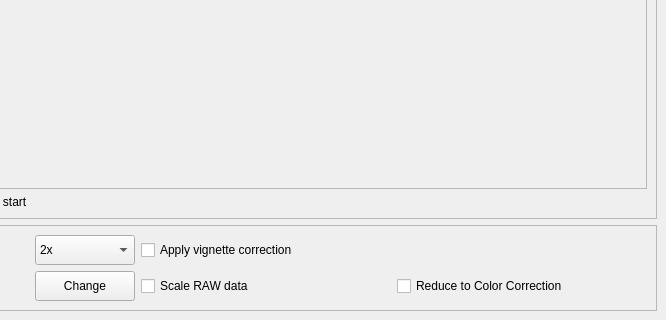
LeonardSander/motioncam-fs, file ui/mainwindow.ui: the form before one commit; both pictures show x 134 to 800 and y 280 to 600 of the 800 by 600 pixel window.
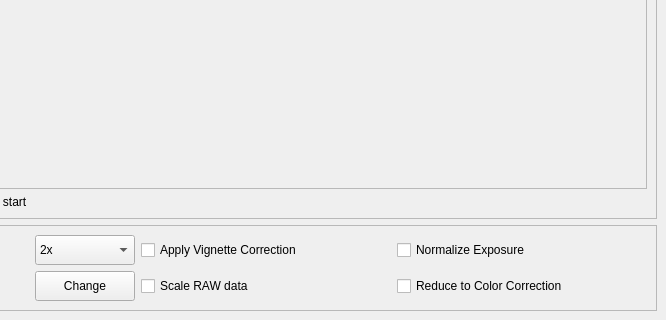
The form after the commit.

Commit message: exposure settings normalization per frame by introducing baseline exposure dng tag.

The edit to the form file:
```diff
--- a/ui/mainwindow.ui
+++ b/ui/mainwindow.ui
@@ -150,7 +150,17 @@
           <bool>true</bool>
          </property>
          <property name="text">
-          <string>Apply vignette correction</string>
+          <string>Apply Vignette Correction</string>
+         </property>
+        </widget>
+       </item>
+       <item row="0" column="2">
+        <widget class="QCheckBox" name="normalizeExposureCheckBox">
+         <property name="enabled">
+          <bool>true</bool>
+         </property>
+         <property name="text">
+          <string>Normalize Exposure</string>
          </property>
         </widget>
        </item>
```
The commit also changes 8 other files.
